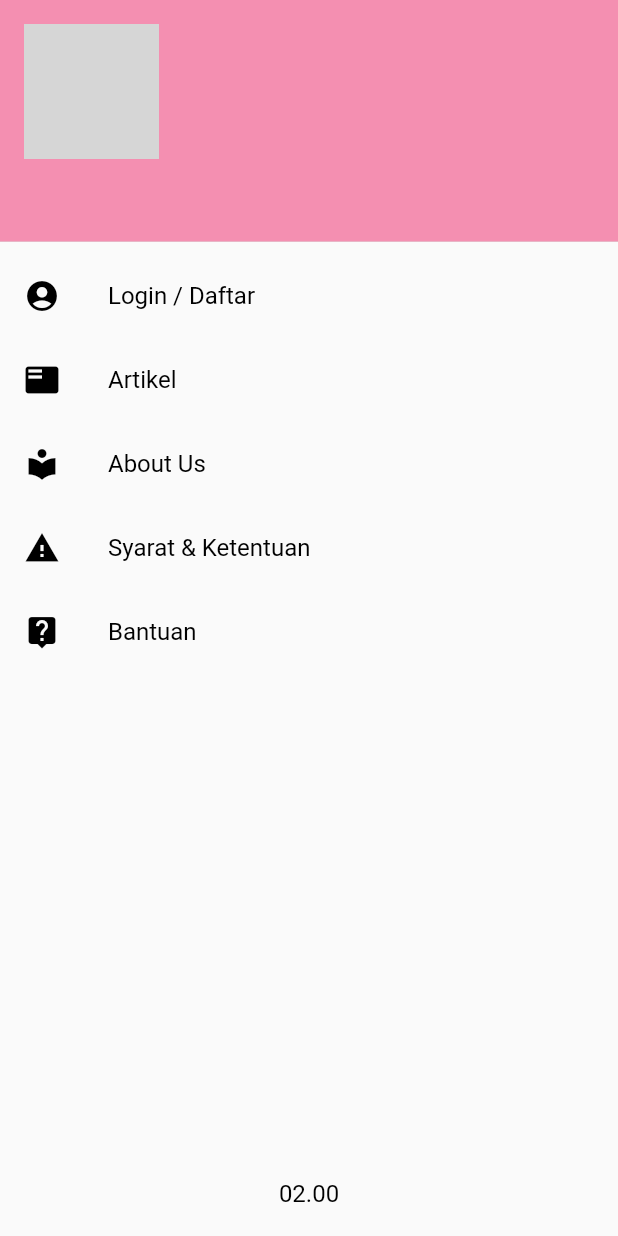
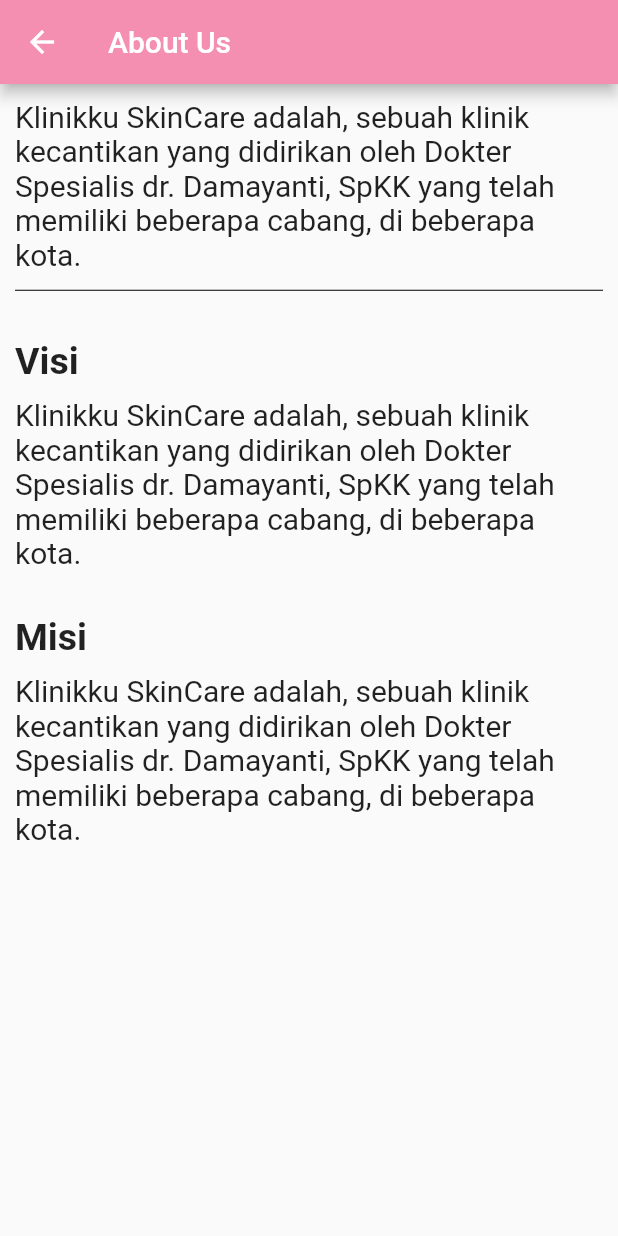
Before and after one commit to mnurs/klinikku, a Flutter app: the DrawerPage screen opened directly, after a tap on "About Us", on a phone screen of 412 x 824 dp. Run offline on Flutter 3.47's test engine with Material 2 defaults, Android fonts, the phone set to English and light mode, and no system bars; our stand-ins replace card_swiper, flutter_local_notifications, image_picker, rflutter_alert; missing offline and left inert: clipboard; network calls fail; grey boxes are pictures that could not be loaded.

Commit message:
membuat halaman tentang kami

```diff
--- a/lib/home/drawer.dart
+++ b/lib/home/drawer.dart
@@ -5,6 +5,8 @@ import 'package:flutter/widgets.dart';
 import 'package:klinikku/auth/login.dart';
 import 'package:klinikku/config/config.dart';
 import 'package:klinikku/history/index.dart';
+import 'package:klinikku/info/about_us.dart';
+import 'package:klinikku/info/syarat_ketentuan.dart';
 import 'package:klinikku/register/daftar.dart';
 import 'package:url_launcher/url_launcher.dart';
 
@@ -177,7 +179,7 @@ class _DrawerPageState extends State<DrawerPage> {
                 color: Colors.black,
               ),
               onTap: () {
-                Navigator.of(context).pushNamed("/AboutUs");
+                Navigator.push(context, MaterialPageRoute(builder: (context) => AboutUsIndex()));
               },
             ),
             ListTile(
@@ -190,7 +192,7 @@ class _DrawerPageState extends State<DrawerPage> {
                 color: Colors.black,
               ),
               onTap: () {
-                Navigator.of(context).pushNamed("/Syarat");
+                Navigator.push(context, MaterialPageRoute(builder: (context) => SyaratKetentuanIndex()));
               },
             ),
             ListTile(
@@ -317,7 +319,7 @@ class _DrawerPageState extends State<DrawerPage> {
                 color: Colors.black,
               ),
               onTap: () {
-                Navigator.of(context).pushNamed("/AboutUs");
+                Navigator.push(context, MaterialPageRoute(builder: (context) => AboutUsIndex()));
               },
             ),
             ListTile(
@@ -330,7 +332,7 @@ class _DrawerPageState extends State<DrawerPage> {
                 color: Colors.black,
               ),
               onTap: () {
-                Navigator.of(context).pushNamed("/Syarat");
+                Navigator.push(context, MaterialPageRoute(builder: (context) => SyaratKetentuanIndex()));
               },
             ),
             ListTile(
--- a/lib/home/slider.dart
+++ b/lib/home/slider.dart
@@ -11,6 +11,7 @@ import 'package:klinikku/produk/kategori.dart';
 import 'package:klinikku/produk/list.dart';
 import 'package:klinikku/promo/detail.dart';
 import 'package:klinikku/promo/list_promo.dart';
+import 'package:klinikku/treatment/list_tratment.dart';
 
 class SliderPage extends StatefulWidget {
   @override
@@ -281,8 +282,8 @@ class _SliderPageState extends State<SliderPage> {
           ),
           InkWell(
             onTap: () {
-              // Navigator.push(context, new MaterialPageRoute(
-              //     builder: (BuildContext context) => new ListTreatment()));
+              Navigator.push(context, new MaterialPageRoute(
+                  builder: (BuildContext context) => new ListTreatment()));
             },
             child: new Text(
               "Lihat semua",
--- /dev/null
+++ b/lib/info/about_us.dart
@@ -0,0 +1,46 @@
+import 'package:flutter/material.dart';
+
+class AboutUsIndex extends StatefulWidget {
+  @override
+  _AboutUsIndexState createState() => _AboutUsIndexState();
+}
+
+class _AboutUsIndexState extends State<AboutUsIndex> {
+  @override
+  Widget build(BuildContext context) {
+    return Scaffold(
+      appBar: AppBar(
+        title: Text("About Us"),
+        backgroundColor: Colors.pink[200],
+      ),
+      body: Container(
+        padding: EdgeInsets.all(10),
+        child: ListView(
+          children: <Widget>[
+            Column(
+              crossAxisAlignment: CrossAxisAlignment.start,
+              children: <Widget>[
+                Text("Klinikku SkinCare adalah, sebuah klinik kecantikan yang didirikan oleh Dokter Spesialis dr. Damayanti, SpKK yang telah memiliki beberapa cabang, di beberapa kota.",
+                  style: TextStyle(fontSize: 20),
+                ),
+                SizedBox(height: 10,),
+                Divider(height: 5, color: Colors.black,),
+                SizedBox(height: 30,),
+                Text("Visi", style: TextStyle(fontSize: 25, fontWeight: FontWeight.bold),),
+                SizedBox(height: 10,),
+                Text("Klinikku SkinCare adalah, sebuah klinik kecantikan yang didirikan oleh Dokter Spesialis dr. Damayanti, SpKK yang telah memiliki beberapa cabang, di beberapa kota.",
+                  style: TextStyle(fontSize: 20),),
+                SizedBox(height: 30,),
+                Text("Misi", style: TextStyle(fontSize: 25, fontWeight: FontWeight.bold),),
+                SizedBox(height: 10,),
+                Text("Klinikku SkinCare adalah, sebuah klinik kecantikan yang didirikan oleh Dokter Spesialis dr. Damayanti, SpKK yang telah memiliki beberapa cabang, di beberapa kota.",
+                  style: TextStyle(fontSize: 20),
+                ),
+              ],
+            ),
+          ],
+        ),
+      ),
+    );
+  }
+}
```
